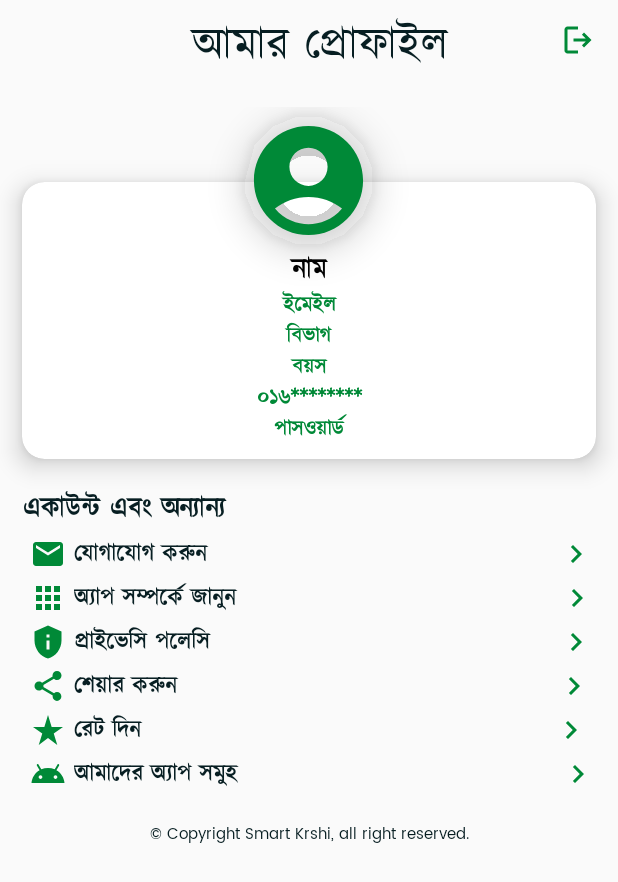
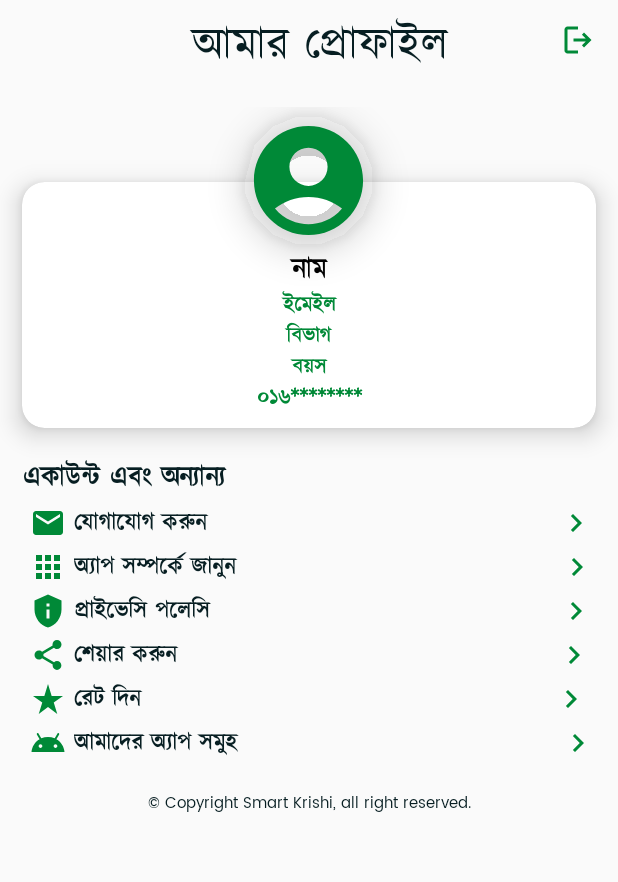
Before and after one commit to Trodev-IT/Smart_Krishi, an Android app: the layout fragment_profile.xml on its own in the app's theme, with its tools: preview values and no code run, on a phone screen of 412 x 824 dp. Shown: the top 882 px of the screen. Run offline under Robolectric (Android 15) with nearby library versions, the phone set to English and light mode, and no system bars.

Commit message:
file upload

```diff
--- a/app/src/main/java/com/trodev/smartkrishi/PrivacyPolicy.java
+++ b/app/src/main/java/com/trodev/smartkrishi/PrivacyPolicy.java
@@ -16,7 +16,7 @@ public class PrivacyPolicy extends AppCompatActivity {
         getSupportActionBar().setDisplayHomeAsUpEnabled(true);
 
         /*prevent screen shot and screen recorder*/
-        getWindow().setFlags(WindowManager.LayoutParams.FLAG_SECURE, WindowManager.LayoutParams.FLAG_SECURE);
+        // getWindow().setFlags(WindowManager.LayoutParams.FLAG_SECURE, WindowManager.LayoutParams.FLAG_SECURE);
 
     }
 }
--- a/app/src/main/java/com/trodev/smartkrishi/activity/ShowPDFActivity.java
+++ b/app/src/main/java/com/trodev/smartkrishi/activity/ShowPDFActivity.java
@@ -29,7 +29,7 @@ public class ShowPDFActivity extends AppCompatActivity {
         setContentView(R.layout.activity_show_pdfactivity);
 
         /*disable ss permission*/
-        getWindow().setFlags(WindowManager.LayoutParams.FLAG_SECURE, WindowManager.LayoutParams.FLAG_SECURE);
+        // getWindow().setFlags(WindowManager.LayoutParams.FLAG_SECURE, WindowManager.LayoutParams.FLAG_SECURE);
 
         /*action bar title*/
         getSupportActionBar().setTitle("বিস্তারিত দেখুন");
--- a/app/src/main/java/com/trodev/smartkrishi/fragment/ProfileFragment.java
+++ b/app/src/main/java/com/trodev/smartkrishi/fragment/ProfileFragment.java
@@ -57,7 +57,7 @@ public class ProfileFragment extends Fragment {
         TextView divisionET = view.findViewById(R.id.divisionTv);
         TextView ageET = view.findViewById(R.id.ageTv);
         TextView numberET = view.findViewById(R.id.mobileTv);
-        TextView passEt = view.findViewById(R.id.passTv);
+        // TextView passEt = view.findViewById(R.id.passTv);
 
         reference.child(userID).addListenerForSingleValueEvent(new ValueEventListener() {
             @Override
@@ -72,12 +72,12 @@ public class ProfileFragment extends Fragment {
                     String num = userProfile.number;
                     String pass = userProfile.password;
 
-                    nameET.setText(uname);
+                    nameET.setText("নামঃ "+uname);
                     emailET.setText("ইমেইল: " + email);
                     divisionET.setText("বিভাগ: " + division);
                     ageET.setText("বয়স: " +age);
                     numberET.setText("মোবাইল নাম্বার: " + num);
-                    passEt.setText("পাসওয়ার্ড: " + pass);
+                    // passEt.setText("পাসওয়ার্ড: " + pass);
 
                     /*toast sms*/
                     Toast.makeText(getActivity(), uname + " তথ্য পাওয়া গিয়েছে", Toast.LENGTH_SHORT).show();
--- a/app/src/main/res/layout/books.xml
+++ b/app/src/main/res/layout/books.xml
@@ -2,7 +2,7 @@
 <androidx.cardview.widget.CardView xmlns:android="http://schemas.android.com/apk/res/android"
     xmlns:app="http://schemas.android.com/apk/res-auto"
     android:id="@+id/cardView"
-    android:layout_width="wrap_content"
+    android:layout_width="match_parent"
     android:layout_height="wrap_content"
     android:layout_margin="5dp"
     android:gravity="center"
@@ -16,7 +16,7 @@
 
         <ImageView
             android:id="@+id/image"
-            android:layout_width="wrap_content"
+            android:layout_width="match_parent"
             android:layout_height="match_parent"
             android:layout_margin="5dp"
             android:adjustViewBounds="true"
--- a/app/src/main/res/layout/fragment_profile.xml
+++ b/app/src/main/res/layout/fragment_profile.xml
@@ -127,9 +127,10 @@
                     android:text="০১৬********"
                     android:textColor="@color/app_color"
                     android:textSize="14sp"
+                    android:layout_marginBottom="10dp"
                     android:textStyle="bold" />
 
-                <TextView
+<!--                <TextView
                     android:id="@+id/passTv"
                     android:layout_width="match_parent"
                     android:layout_height="wrap_content"
@@ -139,7 +140,7 @@
                     android:text="পাসওয়ার্ড"
                     android:textColor="@color/app_color"
                     android:textSize="14sp"
-                    android:textStyle="bold" />
+                    android:textStyle="bold" />-->
 
             </LinearLayout>
 
--- a/app/src/main/res/values/strings.xml
+++ b/app/src/main/res/values/strings.xml
@@ -9,7 +9,7 @@
     <string name="first_heading"><b>Privacy Policy for Smart Krishi</b>\nAt Smart Krishi, one of our main priorities is the privacy of our visitors.This Privacy Policy document contains types of information that is collected and recorded by Smart Krishi and how we use it.If you have additional questions or require more information about our Privacy Policy, do not hesitate to contact us.</string>
     <string name="second_heading"><b>\nLog Files</b>\nSmart Krishi follows a standard procedure of using log files. These files log visitors when they use app. The information collected by log files include internet protocol (IP) addresses, browser type, Internet Service Provider (ISP), date and time stamp, referring/exit pages, and possibly the number of clicks. These are not linked to any information that is personally identifiable. The purpose of the information is for analyzing trends, administering the app, tracking users\' movement on the app, and gathering demographic information.</string>
     <string name="third_heading"><b>\nPrivacy Policies</b>\nYou may consult this list to find the Privacy Policy for each of the advertising partners of Smart Krishi. Third-party ad servers or ad networks uses technologies like cookies, JavaScript, or Beacons that are used in their respective advertisements and links that appear on Smart Krishi. They automatically receive your IP address when this occurs. These technologies are used to measure the effectiveness of their advertising campaigns and/or to personalize the advertising content that you see on this app or other apps or websites. Note that Daily Ayah has no access to or control over these cookies that are used by third-party advertisers.</string>
-    <string name="fourth_heading"><b>\nThird Party Privacy Policies</b>\nTrodev\'s Privacy Policy does not apply to other advertisers or websites. Thus, we are advising you to consult the respective Privacy Policies of these third-party ad servers for more detailed information. It may include their practices and instructions about how to opt-out of certain options.</string>
+    <string name="fourth_heading"><b>\nThird Party Privacy Policies</b>\nSmart Krishi\'s Privacy Policy does not apply to other advertisers or websites. Thus, we are advising you to consult the respective Privacy Policies of these third-party ad servers for more detailed information. It may include their practices and instructions about how to opt-out of certain options.</string>
     <string name="fifth_heading"><b>\nChildren\'s Information</b>\nAnother part of our priority is adding protection for children while using the internet. We encourage parents and guardians to observe, participate in, and/or monitor and guide their online activity. Smart Krishi does not knowingly collect any Personal Identifiable Information from children under the age of 13. If you think that your child provided this kind of information on our App, we strongly encourage you to contact us immediately and we will do our best efforts to promptly remove such information from our records.</string>
     <string name="sixth_heading"><b>\nConsent</b>\nBy using our app, you hereby consent to our Privacy Policy and agree to its Terms and Conditions.</string>
 
@@ -22,7 +22,7 @@
     <string name="cv_string">👉👉 আপনি যদি খুব কম সময়ে CV বানাতে চান তাহলে আমরাই দিচ্ছি ডিজিটাল CV মেকার সিস্টেম সুবিধা। এই-জন্য আপনাকে সামান্য চার্জ পরিশোধ করতে হবে। আমাদের থেকে পিডিএফ ফাইল এবং ওয়ার্ড ফাইল পাবেন। </string>
     <string name="cv_notice">📝 CV অর্ডার করতে হলে আপনাকে নিম্মলিখিত কিছু তথ্য দিয়ে সাহায্য করতে হবে 📝 </string>
     <string name="cv_payment_number">💰💰<b> পেমেন্ট মেথড</b>💰💰\n01615257555 (বিকাশ, নগদ, রকেট)</string>
-    <string name="copyright">© Copyright Smart Krshi, all right reserved.</string>
+    <string name="copyright">© Copyright Smart Krishi, all right reserved.</string>
 
     <string name="about_us_one">স্মার্ট কৃষিতে আপনাকে স্বাগতম - আপনার কৃষি এবং খামার যাত্রায় আপনার চূড়ান্ত সঙ্গী! আমাদের উদ্ভাবনী স্মার্ট কৃষি অ্যাপ্লিকেশনটি আপনাকে কৃষি এবং খামার বিষয়ক তথ্য প্রদান করার জন্য তৈরি এবং ডিজাইন করা হয়েছে। কৃষি এবং খামার বিষয়ক বিশদ বিবরণ, মনোমুগ্ধকর ছবি থেকে শুরু করে তথ্যপূর্ণ পিডিএফ ফাইল পর্যন্ত আমরা প্রদান করার চেষ্টা করেছি।
 </string>
```
Also changed, not shown: app/src/main/java/com/trodev/smartkrishi/MainActivity.java (+4 -9 lines), app/src/main/res/layout/fragment_books.xml (+6 -4 lines).
